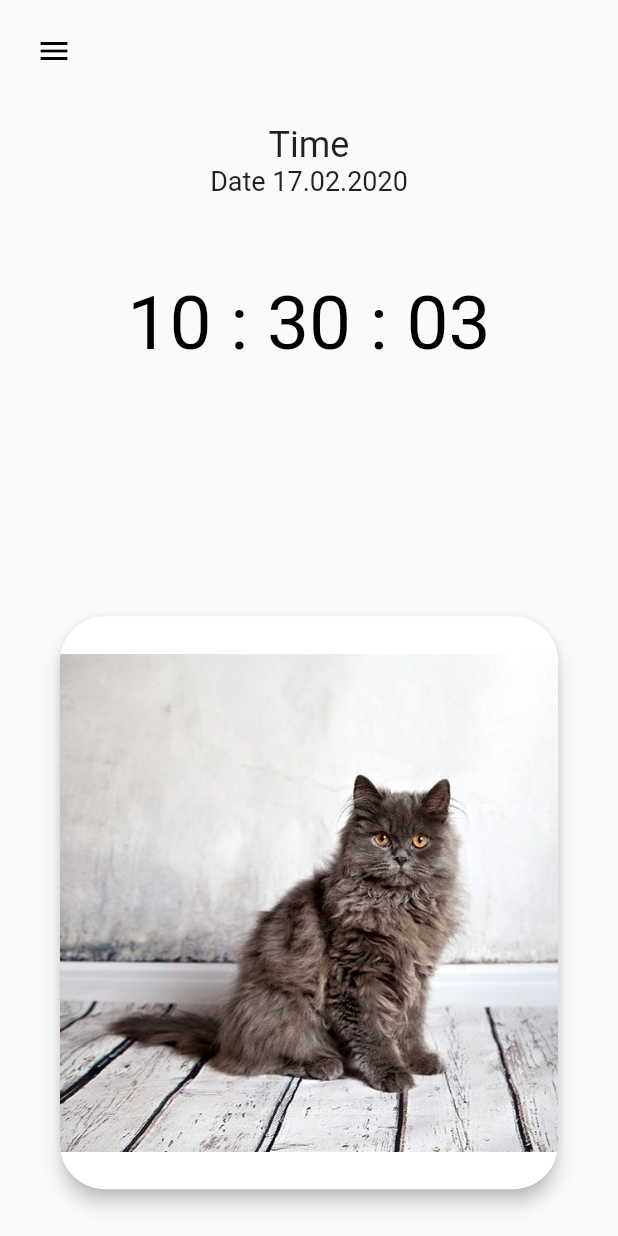
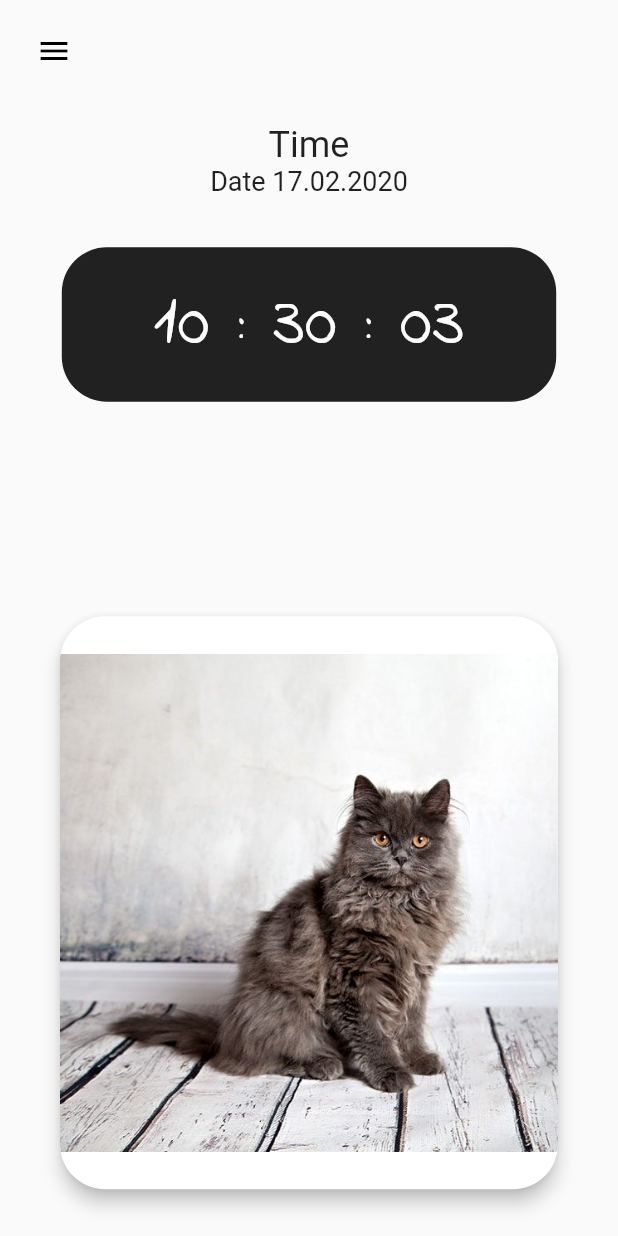
Before and after one commit to ArkadiiShatkovskyi/Flutter, a Flutter app: the screen it shows after launch, on a phone screen of 412 x 824 dp. Run offline on Flutter 3.47's test engine with Material 2 defaults, Android fonts, the phone set to English and light mode, and no system bars; our stand-ins replace ant_icons, cloud_firestore, firebase_auth, flare_flutter, flutter_svg, gradient_app_bar and 1 more; accounts and stored records are empty.

Commit message:
Font was changed

```diff
--- a/life_time_app/life_time_app/lib/widgets/ClockWidget.dart
+++ b/life_time_app/life_time_app/lib/widgets/ClockWidget.dart
@@ -44,14 +44,15 @@ class _ClockWidgetState extends State<ClockWidget>
   @override
   Widget build(BuildContext context) {
     return Material(
-      color: Colors.transparent,
+      borderRadius: BorderRadius.circular(30),
+      color: Colors.black87,
       child: Container(
         width: widget.width,
         height: widget.height,
         child: Center(
           child: Text(
             getTime(),
-            style: TextStyle(color: Colors.black, fontSize: 50),
+            style: TextStyle(color: Colors.white,fontFamily: 'IndieFlower', fontSize: 50),
           ),
         ),
       ),
```
